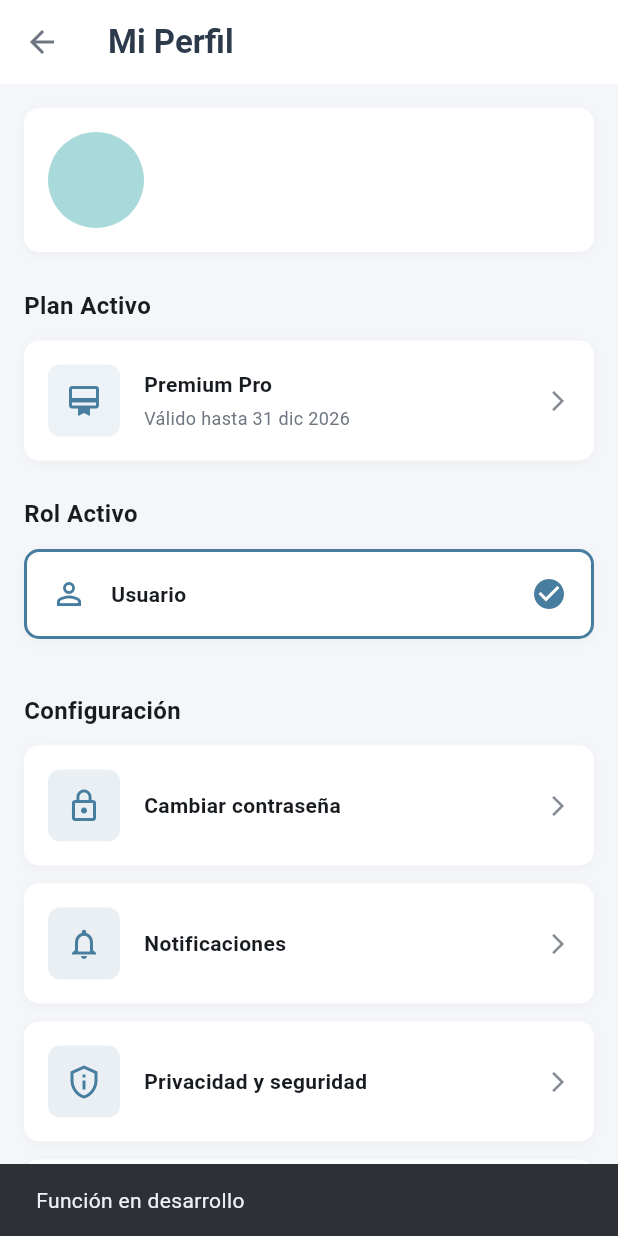
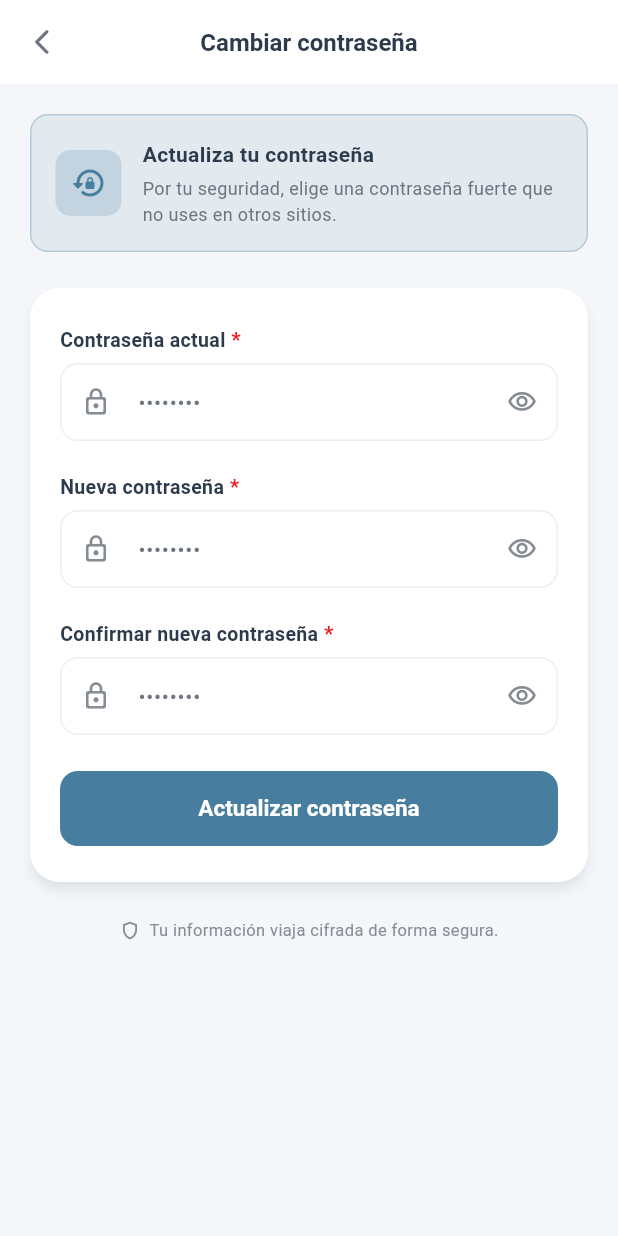
Before and after one commit to bocciacoaching-ux/app-bocciacoaching, a Flutter app: the ProfileScreen screen opened by its route, after a tap on "Cambiar contraseña", on a phone screen of 412 x 824 dp. Run offline on Flutter 3.47's test engine with Material 3 defaults, Android fonts, the phone set to English and light mode, and no system bars; our stand-ins replace fl_chart, flutter_svg, shared_preferences; accounts and stored records are empty.

Commit message:
Implementing a screen for changing the password

```diff
--- /dev/null
+++ b/lib/screens/change_password_screen.dart
@@ -0,0 +1,579 @@
+import 'package:flutter/material.dart';
+import 'package:provider/provider.dart';
+
+import '../providers/session_provider.dart';
+import '../services/user_service.dart';
+import '../theme/app_colors.dart';
+
+class ChangePasswordScreen extends StatefulWidget {
+  const ChangePasswordScreen({super.key});
+
+  @override
+  State<ChangePasswordScreen> createState() => _ChangePasswordScreenState();
+}
+
+class _ChangePasswordScreenState extends State<ChangePasswordScreen>
+    with SingleTickerProviderStateMixin {
+  final _formKey = GlobalKey<FormState>();
+
+  final _currentPasswordCtrl = TextEditingController();
+  final _newPasswordCtrl = TextEditingController();
+  final _confirmPasswordCtrl = TextEditingController();
+
+  bool _obscureCurrent = true;
+  bool _obscureNew = true;
+  bool _obscureConfirm = true;
+
+  bool _loading = false;
+  String? _errorMessage;
+  bool _success = false;
+
+  late final AnimationController _animController;
+  late final Animation<double> _fadeIn;
+  late final Animation<Offset> _slideUp;
+
+  @override
+  void initState() {
+    super.initState();
+    _animController = AnimationController(
+      vsync: this,
+      duration: const Duration(milliseconds: 600),
+    );
+    _fadeIn =
+        CurvedAnimation(parent: _animController, curve: Curves.easeOut);
+    _slideUp = Tween<Offset>(
+      begin: const Offset(0, 0.06),
+      end: Offset.zero,
+    ).animate(CurvedAnimation(parent: _animController, curve: Curves.easeOut));
+    _animController.forward();
+  }
+
+  @override
+  void dispose() {
+    _animController.dispose();
+    _currentPasswordCtrl.dispose();
+    _newPasswordCtrl.dispose();
+    _confirmPasswordCtrl.dispose();
+    super.dispose();
+  }
+
+  // ── Enviar formulario ─────────────────────────────────────────────
+  Future<void> _submit() async {
+    setState(() {
+      _errorMessage = null;
+      _success = false;
+    });
+
+    if (!_formKey.currentState!.validate()) return;
+
+    final session = context.read<SessionProvider>().session;
+    if (session == null) {
+      setState(() =>
+          _errorMessage = 'Sesión no encontrada. Inicia sesión de nuevo.');
+      return;
+    }
+
+    setState(() => _loading = true);
+
+    final result = await UserService().updatePassword(
+      userId: session.userId,
+      currentPassword: _currentPasswordCtrl.text,
+      newPassword: _newPasswordCtrl.text,
+      confirmPassword: _confirmPasswordCtrl.text,
+    );
+
+    if (!mounted) return;
+    setState(() => _loading = false);
+
+    if (result['success'] == true) {
+      setState(() => _success = true);
+      _currentPasswordCtrl.clear();
+      _newPasswordCtrl.clear();
+      _confirmPasswordCtrl.clear();
+    } else {
+      setState(() {
+        _errorMessage = result['message'] as String? ??
+            'No se pudo actualizar la contraseña.';
+      });
+    }
+  }
+
+  // ── Decoración de inputs ──────────────────────────────────────────
+  InputDecoration _inputDecoration({
+    required String hint,
+    required IconData prefixIcon,
+    Widget? suffixIcon,
+  }) {
+    return InputDecoration(
+      prefixIcon: Icon(prefixIcon, color: AppColors.neutral5, size: 20),
+      hintText: hint,
+      hintStyle:
+          const TextStyle(color: AppColors.textSecondary, fontSize: 14),
+      filled: true,
+      fillColor: AppColors.white,
+      contentPadding:
+          const EdgeInsets.symmetric(horizontal: 16, vertical: 14),
+      border: OutlineInputBorder(
+        borderRadius: BorderRadius.circular(12),
+        borderSide: const BorderSide(color: AppColors.inputBorder),
+      ),
+      enabledBorder: OutlineInputBorder(
+        borderRadius: BorderRadius.circular(12),
+        borderSide: const BorderSide(color: AppColors.inputBorder),
+      ),
+      focusedBorder: OutlineInputBorder(
+        borderRadius: BorderRadius.circular(12),
+        borderSide: const BorderSide(color: AppColors.primary, width: 1.5),
+      ),
+      errorBorder: OutlineInputBorder(
+        borderRadius: BorderRadius.circular(12),
+        borderSide: const BorderSide(color: AppColors.error),
+      ),
+      focusedErrorBorder: OutlineInputBorder(
+        borderRadius: BorderRadius.circular(12),
+        borderSide: const BorderSide(color: AppColors.error, width: 1.5),
+      ),
+      suffixIcon: suffixIcon,
+    );
+  }
+
+  // ── Etiqueta de campo ─────────────────────────────────────────────
+  Widget _label(String text) {
+    return Padding(
+      padding: const EdgeInsets.only(bottom: 6),
+      child: Text.rich(
+        TextSpan(children: [
+          TextSpan(
+            text: text,
+            style: const TextStyle(
+              fontSize: 13,
+              fontWeight: FontWeight.w600,
+              color: AppColors.textPrimary,
+            ),
+          ),
+          const TextSpan(
+            text: ' *',
+            style: TextStyle(
+                color: AppColors.error, fontWeight: FontWeight.w600),
+          ),
+        ]),
+      ),
+    );
+  }
+
+  // ── Banner de error ───────────────────────────────────────────────
+  Widget _errorBanner(String message) {
+    return AnimatedContainer(
+      duration: const Duration(milliseconds: 300),
+      curve: Curves.easeOut,
+      padding: const EdgeInsets.symmetric(horizontal: 14, vertical: 12),
+      decoration: BoxDecoration(
+        color: AppColors.errorBg,
+        borderRadius: BorderRadius.circular(12),
+        border:
+            Border.all(color: AppColors.error.withAlpha((0.35 * 255).round())),
+      ),
+      child: Row(
+        crossAxisAlignment: CrossAxisAlignment.start,
+        children: [
+          const Icon(Icons.error_outline_rounded,
+              color: AppColors.error, size: 18),
+          const SizedBox(width: 10),
+          Expanded(
+            child: Text(
+              message,
+              style: const TextStyle(
+                fontSize: 13,
+                fontWeight: FontWeight.w500,
+                color: AppColors.error,
+                height: 1.4,
+              ),
+            ),
+          ),
+        ],
+      ),
+    );
+  }
+
+  // ── Banner de éxito ───────────────────────────────────────────────
+  Widget _successBanner() {
+    return AnimatedContainer(
+      duration: const Duration(milliseconds: 300),
+      curve: Curves.easeOut,
+      padding: const EdgeInsets.symmetric(horizontal: 14, vertical: 12),
+      decoration: BoxDecoration(
+        color: AppColors.successBg,
+        borderRadius: BorderRadius.circular(12),
+        border: Border.all(
+            color: AppColors.success.withAlpha((0.35 * 255).round())),
+      ),
+      child: const Row(
+        crossAxisAlignment: CrossAxisAlignment.start,
+        children: [
+          Icon(Icons.check_circle_outline_rounded,
+              color: AppColors.success, size: 18),
+          SizedBox(width: 10),
+          Expanded(
+            child: Text(
+              '¡Contraseña actualizada correctamente! Ya puedes usar tu nueva contraseña.',
+              style: TextStyle(
+                fontSize: 13,
+                fontWeight: FontWeight.w500,
+                color: AppColors.success,
+                height: 1.4,
+              ),
+            ),
+          ),
+        ],
+      ),
+    );
+  }
+
+  // ── Chip de requisito de contraseña ──────────────────────────────
+  Widget _requirementChip(String label, bool met) {
+    return Row(
+      mainAxisSize: MainAxisSize.min,
+      children: [
+        Icon(
+          met ? Icons.check_circle_rounded : Icons.radio_button_unchecked,
+          size: 14,
+          color: met ? AppColors.success : AppColors.neutral5,
+        ),
+        const SizedBox(width: 4),
+        Text(
+          label,
+          style: TextStyle(
+            fontSize: 11,
+            color: met ? AppColors.success : AppColors.neutral5,
+          ),
+        ),
+      ],
+    );
+  }
+
+  @override
+  Widget build(BuildContext context) {
+    final newPwd = _newPasswordCtrl.text;
+    final hasMinLength = newPwd.length >= 8;
+    final hasUppercase = newPwd.contains(RegExp(r'[A-Z]'));
+    final hasNumber = newPwd.contains(RegExp(r'[0-9]'));
+    final hasSpecial =
+        newPwd.contains(RegExp(r'[!@#\$%^&*(),.?":{}|<>_\-]'));
+
+    return Scaffold(
+      backgroundColor: AppColors.background,
+      // ── AppBar ──────────────────────────────────────────────────
+      appBar: AppBar(
+        backgroundColor: AppColors.surface,
+        elevation: 0,
+        centerTitle: true,
+        title: const Text(
+          'Cambiar contraseña',
+          style: TextStyle(
+            color: AppColors.textPrimary,
+            fontWeight: FontWeight.bold,
+            fontSize: 16,
+          ),
+        ),
+        leading: IconButton(
+          icon: const Icon(Icons.arrow_back_ios_new_rounded,
+              color: AppColors.textSecondary, size: 20),
+          onPressed: () => Navigator.of(context).pop(),
+        ),
+      ),
+
+      body: SafeArea(
+        child: SingleChildScrollView(
+          padding: const EdgeInsets.all(20),
+          child: FadeTransition(
+            opacity: _fadeIn,
+            child: SlideTransition(
+              position: _slideUp,
+              child: Column(
+                crossAxisAlignment: CrossAxisAlignment.stretch,
+                children: [
+                  // ── Cabecera informativa ─────────────────────────
+                  Container(
+                    padding: const EdgeInsets.all(16),
+                    decoration: BoxDecoration(
+                      color: AppColors.primary10,
+                      borderRadius: BorderRadius.circular(12),
+                      border: Border.all(color: AppColors.primary30),
+                    ),
+                    child: Row(
+                      children: [
+                        Container(
+                          width: 44,
+                          height: 44,
+                          decoration: BoxDecoration(
+                            color: AppColors.primary20,
+                            borderRadius: BorderRadius.circular(10),
+                          ),
+                          child: const Icon(Icons.lock_reset_rounded,
+                              color: AppColors.primary, size: 24),
+                        ),
+                        const SizedBox(width: 14),
+                        const Expanded(
+                          child: Column(
+                            crossAxisAlignment: CrossAxisAlignment.start,
+                            children: [
+                              Text(
+                                'Actualiza tu contraseña',
+                                style: TextStyle(
+                                  fontWeight: FontWeight.bold,
+                                  fontSize: 14,
+                                  color: AppColors.textPrimary,
+                                ),
+                              ),
+                              SizedBox(height: 4),
+                              Text(
+                                'Por tu seguridad, elige una contraseña fuerte que no uses en otros sitios.',
+                                style: TextStyle(
+                                  fontSize: 12,
+                                  color: AppColors.neutral4,
+                                  height: 1.4,
+                                ),
+                              ),
+                            ],
+                          ),
+                        ),
+                      ],
+                    ),
+                  ),
+
+                  const SizedBox(height: 24),
+
+                  // ── Tarjeta del formulario ───────────────────────
+                  Material(
+                    elevation: 3,
+                    shadowColor: AppColors.primary20,
+                    borderRadius: BorderRadius.circular(20),
+                    color: AppColors.white,
+                    child: Padding(
+                      padding: const EdgeInsets.fromLTRB(20, 24, 20, 24),
+                      child: Form(
+                        key: _formKey,
+                        child: Column(
+                          crossAxisAlignment: CrossAxisAlignment.stretch,
+                          children: [
+                            // ── Contraseña actual ─────────────────
+                            _label('Contraseña actual'),
+                            TextFormField(
+                              controller: _currentPasswordCtrl,
+                              obscureText: _obscureCurrent,
+                              textInputAction: TextInputAction.next,
+                              decoration: _inputDecoration(
+                                hint: '••••••••',
+                                prefixIcon: Icons.lock_outline_rounded,
+                                suffixIcon: IconButton(
+                                  icon: Icon(
+                                    _obscureCurrent
+                                        ? Icons.visibility_outlined
+                                        : Icons.visibility_off_outlined,
+                                    color: AppColors.neutral5,
+                                    size: 20,
+                                  ),
+                                  onPressed: () => setState(
+                                      () => _obscureCurrent = !_obscureCurrent),
+                                ),
+                              ),
+                              validator: (v) {
+                                if (v == null || v.isEmpty) {
+                                  return 'Introduce tu contraseña actual';
+                                }
+                                return null;
+                              },
+                            ),
+
+                            const SizedBox(height: 20),
+
+                            // ── Nueva contraseña ──────────────────
+                            _label('Nueva contraseña'),
+                            TextFormField(
+                              controller: _newPasswordCtrl,
+                              obscureText: _obscureNew,
+                              textInputAction: TextInputAction.next,
+                              onChanged: (_) => setState(() {}),
+                              decoration: _inputDecoration(
+                                hint: '••••••••',
+                                prefixIcon: Icons.lock_outline_rounded,
+                                suffixIcon: IconButton(
+                                  icon: Icon(
+                                    _obscureNew
+                                        ? Icons.visibility_outlined
+                                        : Icons.visibility_off_outlined,
+                                    color: AppColors.neutral5,
+                                    size: 20,
+                                  ),
+                                  onPressed: () => setState(
+                                      () => _obscureNew = !_obscureNew),
+                                ),
+                              ),
+                              validator: (v) {
+                                if (v == null || v.isEmpty) {
+                                  return 'Introduce la nueva contraseña';
+                                }
+                                if (v.length < 8) {
+                                  return 'Mínimo 8 caracteres';
+                                }
+                                if (v == _currentPasswordCtrl.text) {
+                                  return 'La nueva contraseña debe ser diferente a la actual';
+                                }
+                                return null;
+                              },
+                            ),
+
+                            // ── Indicadores de requisitos ─────────
+                            if (_newPasswordCtrl.text.isNotEmpty) ...[
+                              const SizedBox(height: 10),
+                              Wrap(
+                                spacing: 12,
+                                runSpacing: 6,
+                                children: [
+                                  _requirementChip(
+                                      '8 caracteres', hasMinLength),
+                                  _requirementChip('Mayúscula', hasUppercase),
+                                  _requirementChip('Número', hasNumber),
+                                  _requirementChip('Símbolo', hasSpecial),
+                                ],
+                              ),
+                            ],
+
+                            const SizedBox(height: 20),
+
+                            // ── Confirmar nueva contraseña ────────
+                            _label('Confirmar nueva contraseña'),
+                            TextFormField(
+                              controller: _confirmPasswordCtrl,
+                              obscureText: _obscureConfirm,
+                              textInputAction: TextInputAction.done,
+                              onFieldSubmitted: (_) =>
+                                  _loading ? null : _submit(),
+                              decoration: _inputDecoration(
+                                hint: '••••••••',
+                                prefixIcon: Icons.lock_outline_rounded,
+                                suffixIcon: IconButton(
+                                  icon: Icon(
+                                    _obscureConfirm
+                                        ? Icons.visibility_outlined
+                                        : Icons.visibility_off_outlined,
+                                    color: AppColors.neutral5,
+                                    size: 20,
+                                  ),
+                                  onPressed: () => setState(
+                                      () => _obscureConfirm = !_obscureConfirm),
+                                ),
+                              ),
+                              validator: (v) {
+                                if (v == null || v.isEmpty) {
+                                  return 'Confirma la nueva contraseña';
+                                }
+                                if (v != _newPasswordCtrl.text) {
+                                  return 'Las contraseñas no coinciden';
+                                }
+                                return null;
+                              },
+                            ),
+
+                            const SizedBox(height: 24),
+
+                            // ── Banner de feedback ────────────────
+                            if (_errorMessage != null) ...[
+                              _errorBanner(_errorMessage!),
+                              const SizedBox(height: 16),
+                            ],
+                            if (_success) ...[
+                              _successBanner(),
+                              const SizedBox(height: 16),
+                            ],
+
+                            // ── Botón principal ───────────────────
+                            SizedBox(
+                              height: 50,
+                              child: ElevatedButton(
+                                style: ElevatedButton.styleFrom(
+                                  backgroundColor:
+                                      AppColors.actionPrimaryDefault,
+                                  foregroundColor: AppColors.white,
+                                  disabledBackgroundColor:
+                                      AppColors.actionPrimaryDisabled,
+                                  elevation: 0,
+                                  shape: RoundedRectangleBorder(
+                                    borderRadius: BorderRadius.circular(12),
+                                  ),
+                                  textStyle: const TextStyle(
+                                    fontSize: 15,
+                                    fontWeight: FontWeight.w700,
+                                  ),
+                                ),
+                                onPressed: _loading ? null : _submit,
+                                child: _loading
+                                    ? const SizedBox(
+                                        width: 22,
+                                        height: 22,
+                                        child: CircularProgressIndicator(
+                                          strokeWidth: 2.5,
+                                          color: AppColors.white,
+                                        ),
+                                      )
+                                    : const Text('Actualizar contraseña'),
+                              ),
+                            ),
+
+                            if (_success) ...[
+                              const SizedBox(height: 12),
+                              // Botón secundario para volver
+                              SizedBox(
+                                height: 50,
+                                child: OutlinedButton(
+                                  style: OutlinedButton.styleFrom(
+                                    foregroundColor: AppColors.primary,
+                                    side: const BorderSide(
+                                        color: AppColors.primary, width: 1.5),
+                                    shape: RoundedRectangleBorder(
+                                      borderRadius: BorderRadius.circular(12),
+                                    ),
+                                    textStyle: const TextStyle(
+                                      fontSize: 15,
+                                      fontWeight: FontWeight.w700,
+                                    ),
+                                  ),
+                                  onPressed: () => Navigator.of(context).pop(),
+                                  child: const Text('Volver al perfil'),
+                                ),
+                              ),
+                            ],
+                          ],
+                        ),
+                      ),
+                    ),
+                  ),
+
+                  const SizedBox(height: 24),
+
+                  // ── Nota de seguridad ────────────────────────────
+                  Row(
+                    mainAxisAlignment: MainAxisAlignment.center,
+                    children: [
+                      const Icon(Icons.shield_outlined,
+                          size: 14, color: AppColors.neutral5),
+                      const SizedBox(width: 6),
+                      Text(
+                        'Tu información viaja cifrada de forma segura.',
+                        style: TextStyle(
+                          fontSize: 11,
+                          color: AppColors.neutral5,
+                        ),
+                      ),
+                    ],
+                  ),
+                  const SizedBox(height: 16),
+                ],
+              ),
+            ),
+          ),
+        ),
+      ),
+    );
+  }
+}
--- a/lib/screens/profile_screen.dart
+++ b/lib/screens/profile_screen.dart
@@ -3,6 +3,7 @@ import 'package:provider/provider.dart';
 import '../providers/session_provider.dart';
 import '../models/user_session.dart';
 import '../theme/app_colors.dart';
+import 'change_password_screen.dart';
 
 class ProfileScreen extends StatefulWidget {
   const ProfileScreen({super.key});
@@ -215,8 +216,10 @@ class _ProfileScreenState extends State<ProfileScreen> {
             title: 'Cambiar contraseña',
             icon: Icons.lock_outline,
             onTap: () {
-              ScaffoldMessenger.of(context).showSnackBar(
-                const SnackBar(content: Text('Función en desarrollo')),
+              Navigator.of(context).push(
+                MaterialPageRoute(
+                  builder: (_) => const ChangePasswordScreen(),
+                ),
               );
             },
           ),
```
Also changed, not shown: lib/services/user_service.dart (+40 -4 lines).
